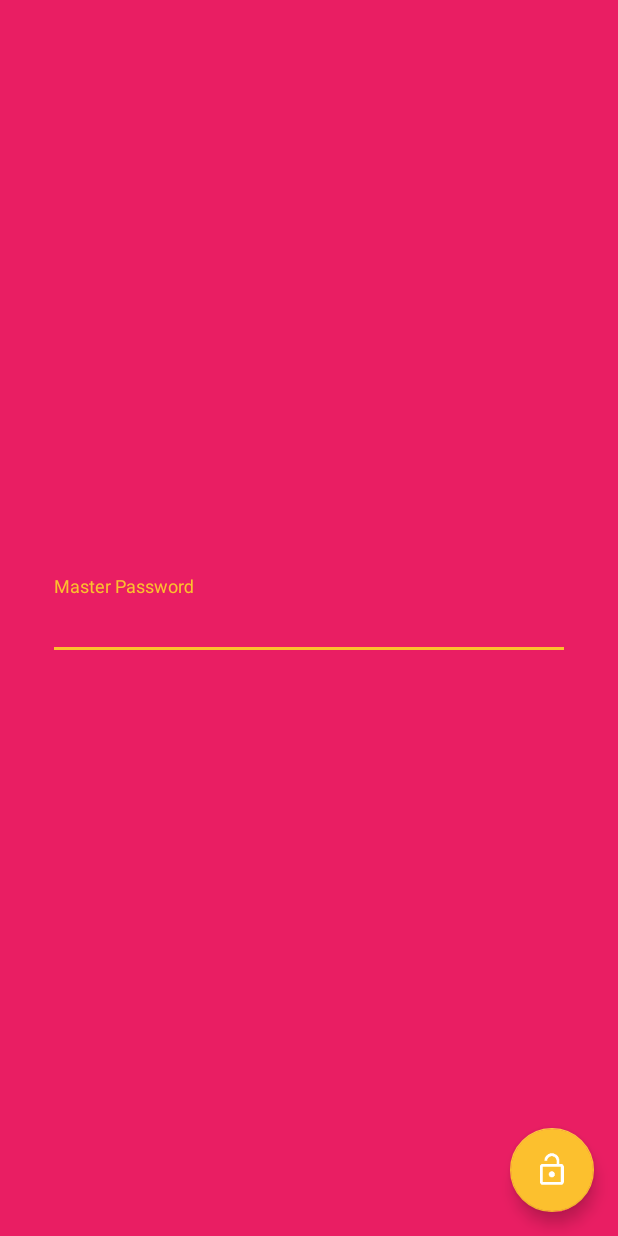
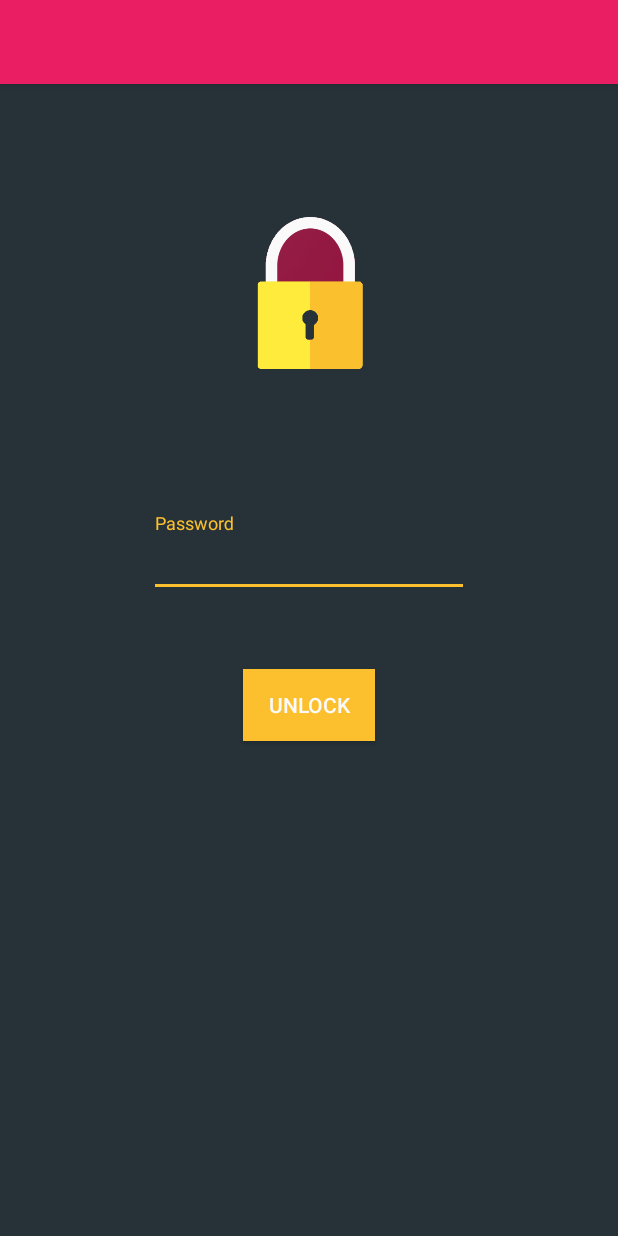
Before and after one commit to thatfiredev/rollapass-old, an Android app: the ValidatePasswordActivity screen opened directly, with no data from a screen before it, on a phone screen of 412 x 824 dp. Run offline under Robolectric (Android 15) with nearby library versions, the phone set to English and light mode, and no system bars; 1 statement that could not run was skipped.

Commit message:
Implemented ConstraintLayout on activity_validate_password

```diff
--- a/app/src/main/res/layout/activity_validate_password.xml
+++ b/app/src/main/res/layout/activity_validate_password.xml
@@ -9,7 +9,7 @@
     android:id="@+id/cl"
     tools:context="com.rpfsoftwares.rollapass.ValidatePasswordActivity">
 
-    <!--android.support.design.widget.AppBarLayout
+    <android.support.design.widget.AppBarLayout
         android:layout_width="match_parent"
         android:layout_height="wrap_content"
         android:theme="@style/AppTheme.AppBarOverlay">
@@ -21,16 +21,59 @@
             android:background="?attr/colorPrimary"
             app:popupTheme="@style/AppTheme.PopupOverlay" />
 
-    </android.support.design.widget.AppBarLayout-->
+    </android.support.design.widget.AppBarLayout>
 
-    <include layout="@layout/content_validate_password" />
+    <android.support.constraint.ConstraintLayout
+        android:layout_marginTop="?actionBarSize"
+        android:layout_width="match_parent"
+        android:layout_height="match_parent">
 
-    <android.support.design.widget.FloatingActionButton
-        android:id="@+id/fab"
-        android:layout_width="wrap_content"
-        android:layout_height="wrap_content"
-        android:layout_gravity="bottom|end"
-        android:layout_margin="@dimen/fab_margin"
-        android:src="@drawable/ic_lock_open_white_36dp" />
+        <ImageView
+            android:id="@+id/imageView2"
+            android:layout_width="150dp"
+            android:layout_height="150dp"
+            android:layout_marginEnd="8dp"
+            android:layout_marginStart="8dp"
+            android:layout_marginTop="64dp"
+            app:layout_constraintEnd_toEndOf="parent"
+            app:layout_constraintStart_toStartOf="parent"
+            app:layout_constraintTop_toTopOf="parent"
+            app:srcCompat="@drawable/lock_icon" />
+
+        <android.support.design.widget.TextInputLayout
+            android:id="@+id/inputTextPassword"
+            android:layout_width="wrap_content"
+            android:layout_height="wrap_content"
+            android:layout_marginEnd="8dp"
+            android:layout_marginStart="8dp"
+            android:layout_marginTop="72dp"
+            app:layout_constraintEnd_toEndOf="parent"
+            app:layout_constraintStart_toStartOf="parent"
+            app:layout_constraintTop_toBottomOf="@+id/imageView2">
+
+            <EditText
+                android:id="@+id/txtPassword"
+                android:layout_width="wrap_content"
+                android:layout_height="wrap_content"
+                android:ems="10"
+                android:hint="@string/passwordh"
+                android:inputType="textPassword"/>
+        </android.support.design.widget.TextInputLayout>
+
+        <Button
+            android:id="@+id/btnUnlock"
+            android:layout_width="wrap_content"
+            android:layout_height="wrap_content"
+            android:layout_marginEnd="8dp"
+            android:layout_marginStart="8dp"
+            android:layout_marginTop="48dp"
+            android:text="Unlock"
+            android:background="@color/yellow"
+            android:textColor="@color/white"
+            app:layout_constraintEnd_toEndOf="parent"
+            app:layout_constraintStart_toStartOf="parent"
+            app:layout_constraintTop_toBottomOf="@+id/inputTextPassword" />
+
+    </android.support.constraint.ConstraintLayout>
 
 </android.support.design.widget.CoordinatorLayout>
--- a/app/src/main/res/layout/content_validate_password.xml
+++ /dev/null
@@ -1,35 +0,0 @@
-<?xml version="1.0" encoding="utf-8"?>
-<LinearLayout xmlns:android="http://schemas.android.com/apk/res/android"
-    xmlns:app="http://schemas.android.com/apk/res-auto"
-    xmlns:tools="http://schemas.android.com/tools"
-    android:layout_width="match_parent"
-    android:layout_height="match_parent"
-    android:paddingBottom="@dimen/activity_vertical_margin"
-    android:paddingLeft="@dimen/activity_horizontal_margin"
-    android:paddingRight="@dimen/activity_horizontal_margin"
-    android:paddingTop="@dimen/activity_vertical_margin"
-    android:orientation="vertical"
-    android:background="@color/pink"
-    android:gravity="center"
-    app:layout_behavior="@string/appbar_scrolling_view_behavior"
-    tools:context="com.rpfsoftwares.rollapass.ValidatePasswordActivity"
-    tools:showIn="@layout/activity_validate_password">
-
-    <android.support.design.widget.TextInputLayout
-        android:id="@+id/input_layout_password"
-        android:layout_marginLeft="16dp"
-        android:layout_marginRight="16dp"
-        android:layout_width="match_parent"
-        android:layout_height="wrap_content">
-
-    <EditText
-        android:layout_width="match_parent"
-        android:layout_height="wrap_content"
-        android:inputType="textPassword"
-        android:ems="10"
-        android:textColor="@color/bg"
-        android:id="@+id/txtPassword"
-        android:hint="@string/title_activity_validate_password"
-        android:layout_gravity="center_horizontal" />
-    </android.support.design.widget.TextInputLayout>
-</LinearLayout>
```
